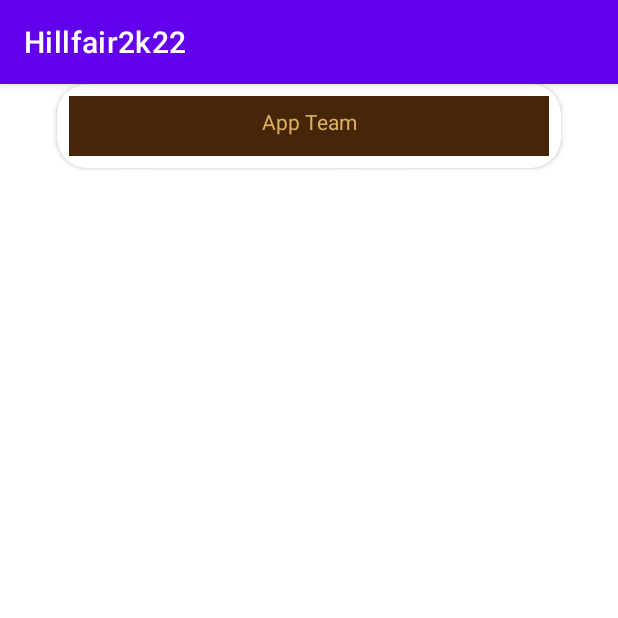
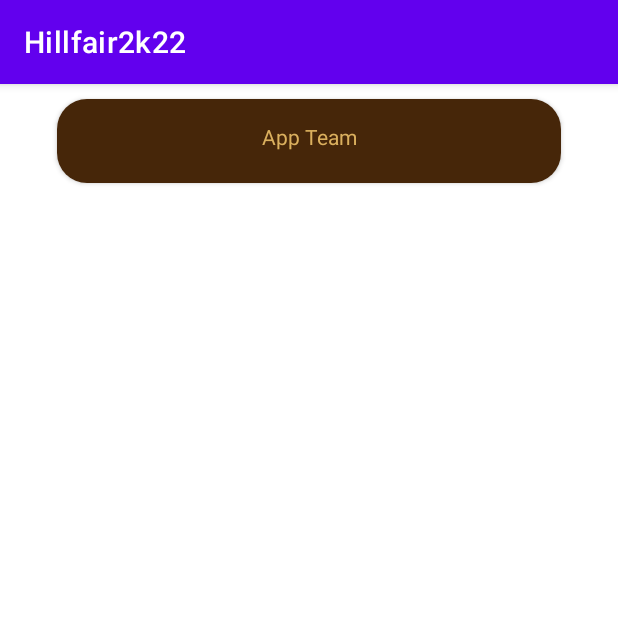
Before and after one commit to appteam-nith/Hillffair-22-front-end, an Android app: the TeamDetailsActivity screen opened directly, with no data from a screen before it, on a phone screen of 412 x 824 dp, the top half of it. Run offline under Robolectric (Android 15) with nearby library versions, the phone set to English and light mode, and no system bars.

Commit message:
corrected margin

```diff
--- a/app/src/main/res/layout/activity_team_details.xml
+++ b/app/src/main/res/layout/activity_team_details.xml
@@ -7,18 +7,19 @@
     android:layout_height="match_parent"
     tools:context=".screens.teams.TeamDetailsActivity"
     android:focusable="true">
+
     <androidx.cardview.widget.CardView
         android:id="@+id/cardView_Team_Name"
-         app:cardCornerRadius="20dp"
         android:layout_width="336dp"
+        android:layout_marginTop="10dp"
         android:layout_height="56dp"
         android:layout_centerHorizontal="true"
-    >
+        android:background="@color/brown"
+        app:cardCornerRadius="20dp">
 
         <androidx.constraintlayout.widget.ConstraintLayout
             android:layout_width="match_parent"
             android:layout_height="match_parent"
-             android:layout_margin="8dp"
             android:background="@color/brown"
             app:layout_constraintBottom_toBottomOf="parent"
             app:layout_constraintEnd_toEndOf="parent"
```
Lines whose indentation alone changed are shown as unchanged.
